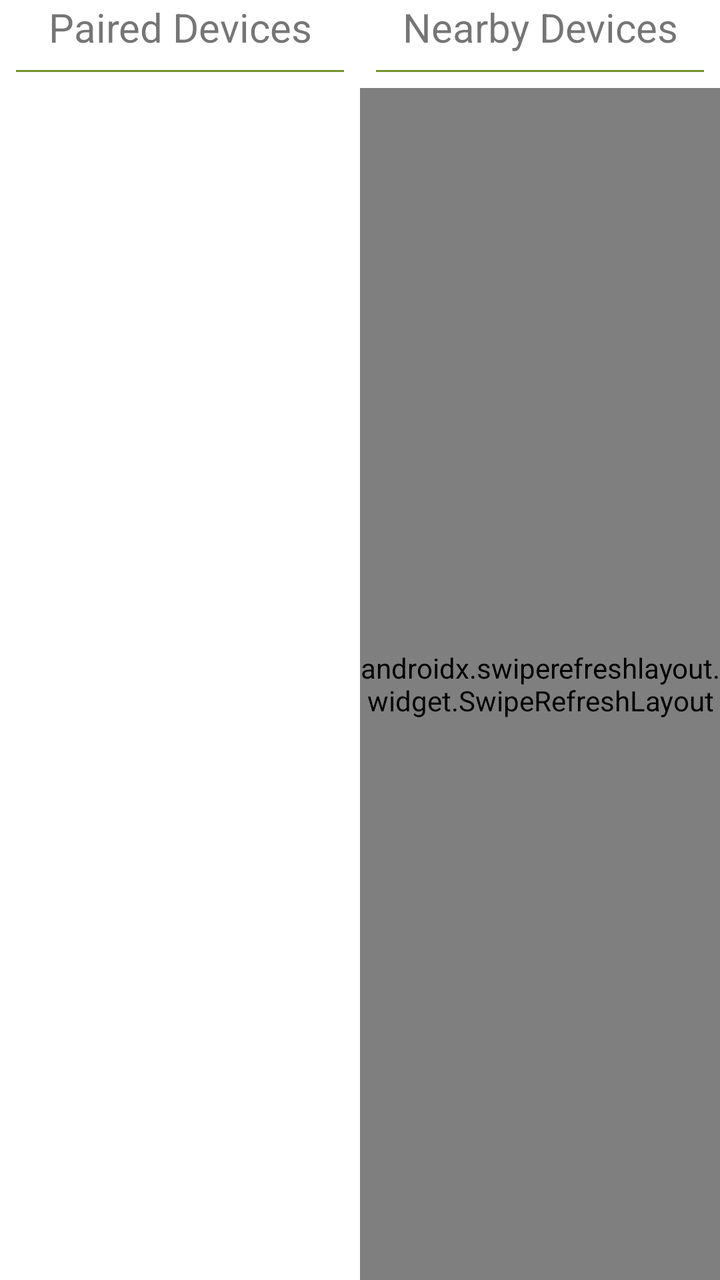
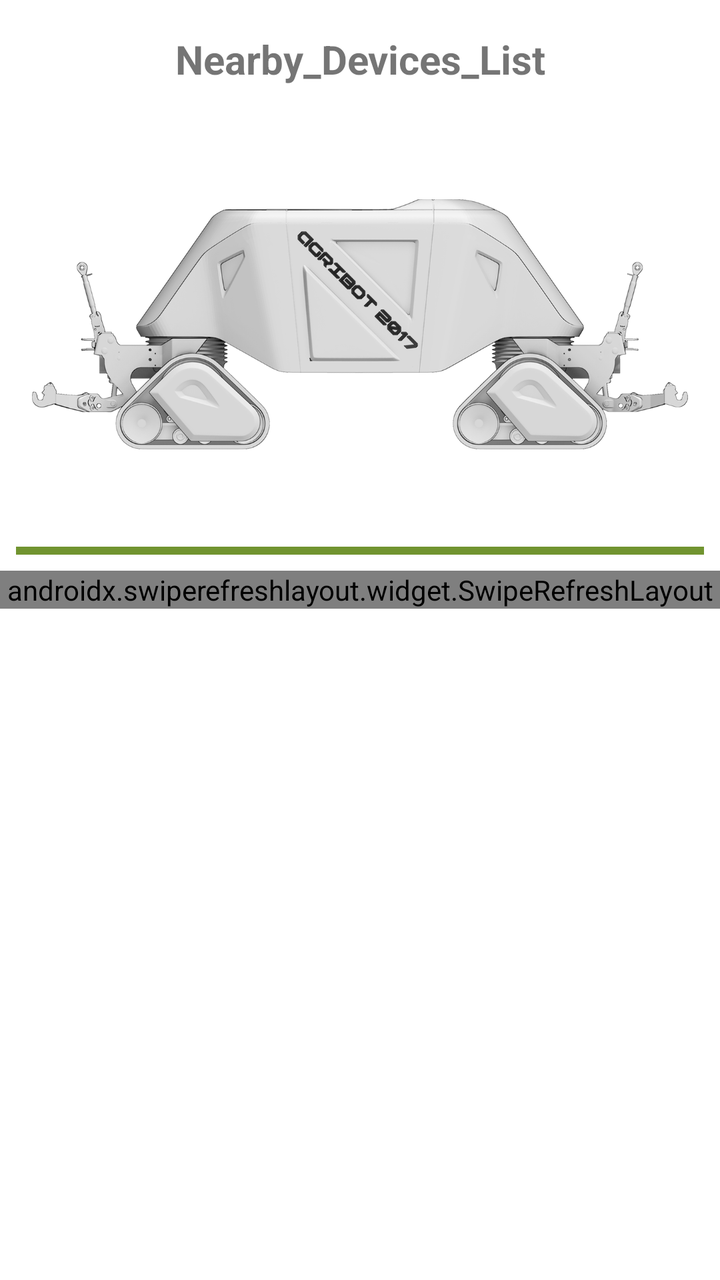

Screens rendered from an Android XML layout before and after an edit, with the pre-edit source and the edit as a unified diff.
<!-- AndroidManifest.xml: application theme AppTheme -->
<!-- res/layout/fragment_bluetooth_connection.xml -->
<?xml version="1.0" encoding="utf-8"?>
<layout xmlns:android="http://schemas.android.com/apk/res/android">

    <data>

        <variable
            name="viewModel"
            type="eu.agribot.agribotapp.ui.fragment.bluetoothconnection.BluetoothConnectionViewModel" />
    </data>

    <LinearLayout
        xmlns:tools="http://schemas.android.com/tools"
        android:layout_width="match_parent"
        android:layout_height="match_parent"
        android:orientation="horizontal"
        tools:context="com.example.bluetoothdemo.MainActivity">

        <LinearLayout
            android:layout_width="0dp"
            android:layout_height="match_parent"
            android:layout_weight="1"
            android:orientation="vertical">

            <TextView
                android:layout_width="match_parent"
                android:layout_height="wrap_content"
                android:textSize="@dimen/text_size_xlarge"
                android:layout_gravity="center_horizontal"
                android:gravity="center"
                android:text="Paired Devices"/>

            <View
                android:layout_width="match_parent"
                android:layout_height="1dp"
                android:layout_margin="8dp"
                android:background="@color/base_green"/>




        </LinearLayout>

        <LinearLayout
            android:layout_width="0dp"
            android:layout_height="match_parent"
            android:layout_weight="1"
            android:orientation="vertical">


            <TextView
                android:layout_width="match_parent"
                android:layout_height="wrap_content"
                android:textSize="@dimen/text_size_xlarge"
                android:layout_gravity="center_horizontal"
                android:gravity="center"
                android:text="Nearby Devices"/>

            <View
                android:layout_width="match_parent"
                android:layout_height="1dp"
                android:layout_margin="8dp"
                android:background="@color/base_green"/>

            <androidx.swiperefreshlayout.widget.SwipeRefreshLayout
                android:id="@+id/refresh_nearby_devices"
                android:layout_width="match_parent"
                android:layout_height="match_parent">

            <androidx.recyclerview.widget.RecyclerView
                android:layout_width="match_parent"
                android:layout_height="match_parent"
                android:id="@+id/nearby_device_list"/>

            </androidx.swiperefreshlayout.widget.SwipeRefreshLayout>
        </LinearLayout>



    </LinearLayout>
</layout>
<!-- resources referenced by this layout -->
<resources>
  <color name="base_green">#719430</color>
  <dimen name="text_size_xlarge">20sp</dimen>
  <style name="AppTheme" parent="Theme.MaterialComponents.Light.DarkActionBar">
          
          <item name="colorPrimary">@color/colorPrimary</item>
          <item name="colorPrimaryDark">@color/colorPrimaryDark</item>
          <item name="colorAccent">@color/colorAccent</item>
      </style>
  <color name="colorPrimary">@color/base_green</color>
  <color name="colorPrimaryDark">@color/base_green_darker</color>
  <color name="colorAccent">@color/gray</color>
  <color name="base_green_darker">#426600</color>
  <color name="gray">#4E555B</color>
</resources>

<!-- the commit's change to res/layout/fragment_bluetooth_connection.xml (unified diff, before → after) -->
@@ -8,42 +8,10 @@
             type="eu.agribot.agribotapp.ui.fragment.bluetoothconnection.BluetoothConnectionViewModel" />
     </data>
 
-    <LinearLayout
-        xmlns:tools="http://schemas.android.com/tools"
-        android:layout_width="match_parent"
-        android:layout_height="match_parent"
-        android:orientation="horizontal"
-        tools:context="com.example.bluetoothdemo.MainActivity">
 
         <LinearLayout
-            android:layout_width="0dp"
+            android:layout_width="match_parent"
             android:layout_height="match_parent"
-            android:layout_weight="1"
-            android:orientation="vertical">
-
-            <TextView
-                android:layout_width="match_parent"
-                android:layout_height="wrap_content"
-                android:textSize="@dimen/text_size_xlarge"
-                android:layout_gravity="center_horizontal"
-                android:gravity="center"
-                android:text="Paired Devices"/>
-
-            <View
-                android:layout_width="match_parent"
-                android:layout_height="1dp"
-                android:layout_margin="8dp"
-                android:background="@color/base_green"/>
-
-
-
-
-        </LinearLayout>
-
-        <LinearLayout
-            android:layout_width="0dp"
-            android:layout_height="match_parent"
-            android:layout_weight="1"
             android:orientation="vertical">
 
 
@@ -53,18 +21,27 @@
                 android:textSize="@dimen/text_size_xlarge"
                 android:layout_gravity="center_horizontal"
                 android:gravity="center"
-                android:text="Nearby Devices"/>
+                android:textStyle="bold"
+                android:layout_margin="@dimen/margin_large"
+                android:text="@string/nearby_devices_swipe_to_refresh_list"/>
+
+            <ImageView
+                android:layout_width="wrap_content"
+                android:layout_height="wrap_content"
+                android:src="@drawable/new_agribot"
+                android:layout_margin="@dimen/margin_large"
+                android:layout_gravity="center"/>
 
             <View
                 android:layout_width="match_parent"
-                android:layout_height="1dp"
+                android:layout_height="4dp"
                 android:layout_margin="8dp"
                 android:background="@color/base_green"/>
 
             <androidx.swiperefreshlayout.widget.SwipeRefreshLayout
                 android:id="@+id/refresh_nearby_devices"
                 android:layout_width="match_parent"
-                android:layout_height="match_parent">
+                android:layout_height="wrap_content">
 
             <androidx.recyclerview.widget.RecyclerView
                 android:layout_width="match_parent"
@@ -72,9 +49,7 @@
                 android:id="@+id/nearby_device_list"/>
 
             </androidx.swiperefreshlayout.widget.SwipeRefreshLayout>
+
         </LinearLayout>
 
-
-
-    </LinearLayout>
 </layout>
<!-- resource entries referenced after the edit -->
@@ -1,7 +1,10 @@
 <!-- resources referenced by this layout -->
 <resources>
   <color name="base_green">#719430</color>
+  <dimen name="margin_large">16dp</dimen>
   <dimen name="text_size_xlarge">20sp</dimen>
+  <!-- drawable new_agribot: png bitmap (drawable, 306068 bytes) -->
+  <string name="nearby_devices_swipe_to_refresh_list">Nearby_Devices_List</string>
   <style name="AppTheme" parent="Theme.MaterialComponents.Light.DarkActionBar">
           
           <item name="colorPrimary">@color/colorPrimary</item>
